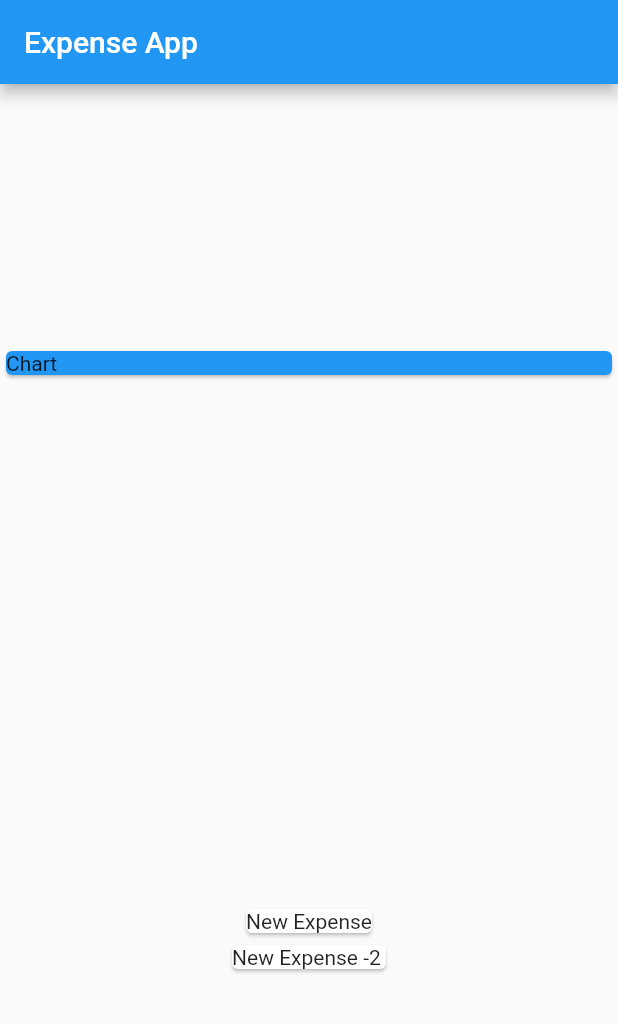
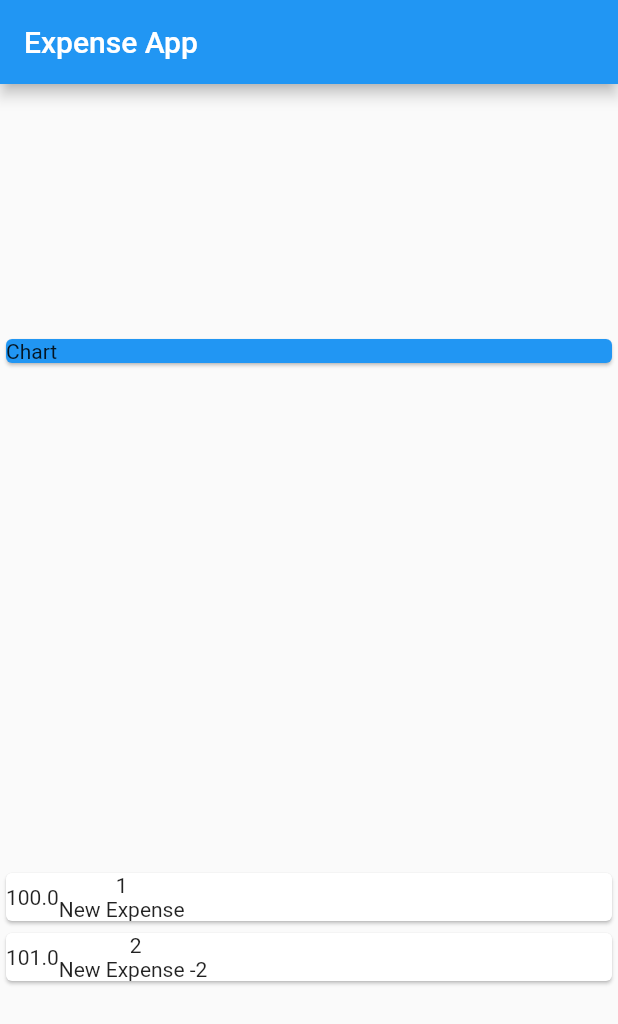
Before and after one commit to ashish1500616/expense_app, a Flutter app: the screen it shows after launch, on a phone screen of 412 x 824 dp. Shown: the top 1024 px of the screen. Run offline on Flutter 3.47's test engine with Material 2 defaults, Android fonts, the phone set to English and light mode, and no system bars.

Commit message:
Structured Layout for Transactions.

```diff
--- a/lib/main.dart
+++ b/lib/main.dart
@@ -49,7 +49,19 @@ class MyHomePage extends StatelessWidget {
             Column(
                 children: transactions.map((tx) {
               return Card(
-                child: Text(tx.title),
+                child: Row(
+                  children: <Widget>[
+                    Container(
+                      child: Text(tx.amount.toString()),
+                    ),
+                    Column(
+                      children: <Widget>[
+                        Text(tx.id),
+                        Text(tx.title),
+                      ],
+                    )
+                  ],
+                ),
               );
             }).toList())
           ],
```
